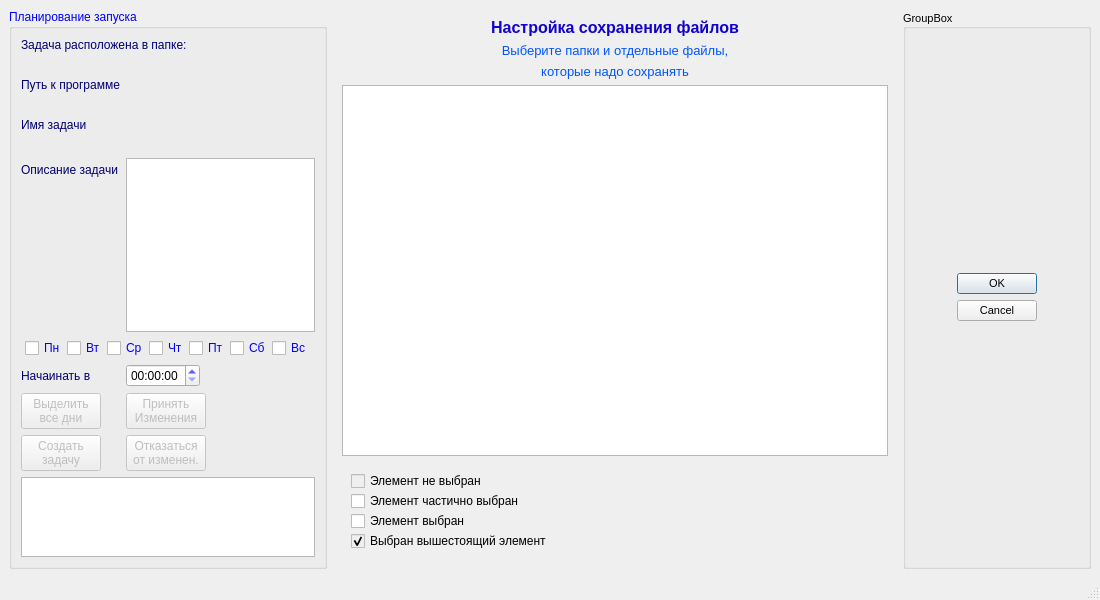
Old version of the form save_setup.ui in the repository LeonidBolshakov/Save.
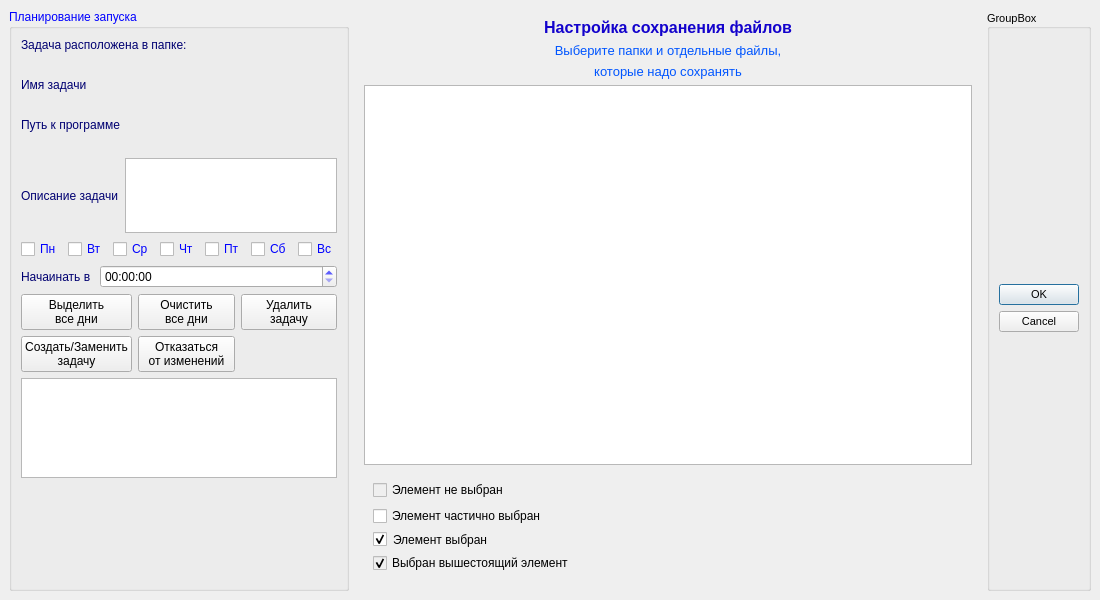
New version of the form.

Commit message: SETUP версия 0

```diff
--- a/save_setup.ui
+++ b/save_setup.ui
@@ -14,9 +14,9 @@
    <string>MainWindow</string>
   </property>
   <widget class="QWidget" name="centralwidget">
-   <layout class="QHBoxLayout" name="horizontalLayout" stretch="1,3,1">
+   <layout class="QHBoxLayout" name="horizontalLayout" stretch="1,3,0">
     <item>
-     <widget class="QGroupBox" name="groupBox">
+     <widget class="QGroupBox" name="groupBoxLeft">
       <property name="maximumSize">
        <size>
         <width>16777215</width>
@@ -66,11 +66,8 @@
       <property name="flat">
        <bool>true</bool>
       </property>
-      <layout class="QFormLayout" name="formLayout">
-       <property name="fieldGrowthPolicy">
-        <enum>QFormLayout::FieldsStayAtSizeHint</enum>
-       </property>
-       <item row="0" column="0" colspan="2">
+      <layout class="QVBoxLayout" name="verticalLayout_4">
+       <item>
         <widget class="QLabel" name="label_6">
          <property name="palette">
           <palette>
@@ -114,7 +111,7 @@
          </property>
         </widget>
        </item>
-       <item row="1" column="0" colspan="2">
+       <item>
         <widget class="QLabel" name="label_task_location">
          <property name="maximumSize">
           <size>
@@ -127,7 +124,58 @@
          </property>
         </widget>
        </item>
-       <item row="2" column="0">
+       <item>
+        <widget class="QLabel" name="label_4">
+         <property name="palette">
+          <palette>
+           <active>
+            <colorrole role="WindowText">
+             <brush brushstyle="SolidPattern">
+              <color alpha="255">
+               <red>0</red>
+               <green>0</green>
+               <blue>113</blue>
+              </color>
+             </brush>
+            </colorrole>
+           </active>
+           <inactive>
+            <colorrole role="WindowText">
+             <brush brushstyle="SolidPattern">
+              <color alpha="255">
+               <red>0</red>
+               <green>0</green>
+               <blue>113</blue>
+              </color>
+             </brush>
+            </colorrole>
+           </inactive>
+           <disabled>
+            <colorrole role="WindowText">
+             <brush brushstyle="SolidPattern">
+              <color alpha="255">
+               <red>120</red>
+               <green>120</green>
+               <blue>120</blue>
+              </color>
+             </brush>
+            </colorrole>
+           </disabled>
+          </palette>
+         </property>
+         <property name="text">
+          <string>Имя задачи</string>
+         </property>
+        </widget>
+       </item>
+       <item>
+        <widget class="QLabel" name="label_task_name">
+         <property name="text">
+          <string/>
+         </property>
+        </widget>
+       </item>
+       <item>
         <widget class="QLabel" name="label_8">
          <property name="palette">
           <palette>
@@ -171,7 +219,7 @@
          </property>
         </widget>
        </item>
-       <item row="3" column="0" colspan="2">
+       <item>
         <widget class="QLabel" name="label_program_path">
          <property name="maximumSize">
           <size>
@@ -185,53 +233,14 @@
          <property name="text">
           <string/>
          </property>
-        </widget>
-       </item>
-       <item row="4" column="0">
-        <widget class="QLabel" name="label_4">
-         <property name="palette">
-          <palette>
-           <active>
-            <colorrole role="WindowText">
-             <brush brushstyle="SolidPattern">
-              <color alpha="255">
-               <red>0</red>
-               <green>0</green>
-               <blue>113</blue>
-              </color>
-             </brush>
-            </colorrole>
-           </active>
-           <inactive>
-            <colorrole role="WindowText">
-             <brush brushstyle="SolidPattern">
-              <color alpha="255">
-               <red>0</red>
-               <green>0</green>
-               <blue>113</blue>
-              </color>
-             </brush>
-            </colorrole>
-           </inactive>
-           <disabled>
-            <colorrole role="WindowText">
-             <brush brushstyle="SolidPattern">
-              <color alpha="255">
-               <red>120</red>
-               <green>120</green>
-               <blue>120</blue>
-              </color>
-             </brush>
-            </colorrole>
-           </disabled>
-          </palette>
+         <property name="wordWrap">
+          <bool>true</bool>
          </property>
-         <property name="text">
-          <string>Имя задачи</string>
-         </property>
         </widget>
        </item>
-       <item row="6" column="0">
+       <item>
+        <layout class="QHBoxLayout" name="horizontalLayout_3">
+         <item>
         <widget class="QLabel" name="label_5">
          <property name="palette">
           <palette>
@@ -275,7 +284,7 @@
          </property>
         </widget>
        </item>
-       <item row="6" column="1">
+         <item>
         <widget class="QPlainTextEdit" name="textEdit_task_description">
          <property name="sizePolicy">
           <sizepolicy hsizetype="Preferred" vsizetype="Preferred">
@@ -283,6 +292,12 @@
            <verstretch>0</verstretch>
           </sizepolicy>
          </property>
+           <property name="maximumSize">
+            <size>
+             <width>16777215</width>
+             <height>75</height>
+            </size>
+           </property>
          <property name="palette">
           <palette>
            <active>
@@ -322,26 +337,10 @@
          </property>
         </widget>
        </item>
-       <item row="7" column="0" colspan="2">
+        </layout>
+       </item>
+       <item>
         <layout class="QHBoxLayout" name="hbox_week_days">
-         <property name="spacing">
-          <number>1</number>
-         </property>
-         <property name="sizeConstraint">
-          <enum>QLayout::SetMinimumSize</enum>
-         </property>
-         <property name="leftMargin">
-          <number>4</number>
-         </property>
-         <property name="topMargin">
-          <number>0</number>
-         </property>
-         <property name="rightMargin">
-          <number>4</number>
-         </property>
-         <property name="bottomMargin">
-          <number>0</number>
-         </property>
          <item>
           <widget class="QCheckBox" name="checkBox_g7_1">
            <property name="sizePolicy">
@@ -441,15 +440,23 @@
            <property name="sizeHint" stdset="0">
             <size>
              <width>80</width>
-             <height>10</height>
+             <height>13</height>
             </size>
            </property>
           </spacer>
          </item>
         </layout>
        </item>
-       <item row="8" column="0">
+       <item>
+        <layout class="QHBoxLayout" name="horizontalLayout_4">
+         <item>
         <widget class="QLabel" name="label_11">
+           <property name="sizePolicy">
+            <sizepolicy hsizetype="Fixed" vsizetype="Preferred">
+             <horstretch>0</horstretch>
+             <verstretch>0</verstretch>
+            </sizepolicy>
+           </property>
          <property name="palette">
           <palette>
            <active>
@@ -492,7 +499,7 @@
          </property>
         </widget>
        </item>
-       <item row="8" column="1">
+         <item>
         <widget class="QTimeEdit" name="timeEdit_task_start_in">
          <property name="palette">
           <palette>
@@ -533,10 +540,14 @@
          </property>
         </widget>
        </item>
-       <item row="9" column="0">
+        </layout>
+       </item>
+       <item>
+        <layout class="QGridLayout" name="gridLayout">
+         <item row="0" column="0">
         <widget class="QPushButton" name="btn_select_all_day">
          <property name="enabled">
-          <bool>false</bool>
+            <bool>true</bool>
          </property>
          <property name="autoFillBackground">
           <bool>false</bool>
@@ -545,52 +556,77 @@
           <string>Выделить
 все дни</string>
          </property>
-        </widget>
-       </item>
-       <item row="9" column="1">
-        <widget class="QPushButton" name="btn_accept_changes">
+           <property name="checkable">
+            <bool>false</bool>
+           </property>
+           <property name="checked">
+            <bool>false</bool>
+           </property>
+           <property name="autoDefault">
+            <bool>false</bool>
+           </property>
+           <property name="default">
+            <bool>false</bool>
+           </property>
+          </widget>
+         </item>
+         <item row="0" column="1">
+          <widget class="QPushButton" name="btn_clean_all_day">
          <property name="enabled">
-          <bool>false</bool>
+            <bool>true</bool>
          </property>
          <property name="text">
-          <string>Принять
-Изменения</string>
+            <string>Очистить
+все дни</string>
          </property>
          <property name="autoDefault">
-          <bool>true</bool>
+            <bool>false</bool>
          </property>
          <property name="default">
-          <bool>true</bool>
+            <bool>false</bool>
          </property>
          <property name="flat">
           <bool>false</bool>
          </property>
         </widget>
        </item>
-       <item row="10" column="0">
+         <item row="0" column="2">
+          <widget class="QPushButton" name="btn_delete_task">
+           <property name="enabled">
+            <bool>true</bool>
+           </property>
+           <property name="text">
+            <string>Удалить
+задачу</string>
+           </property>
+          </widget>
+         </item>
+         <item row="1" column="0">
         <widget class="QPushButton" name="btn_create_task">
          <property name="enabled">
-          <bool>false</bool>
+            <bool>true</bool>
          </property>
          <property name="text">
-          <string>Создать
+            <string>Создать/Заменить
 задачу</string>
          </property>
         </widget>
        </item>
-       <item row="10" column="1">
+         <item row="1" column="1">
         <widget class="QPushButton" name="btn_reject_changes">
          <property name="enabled">
-          <bool>false</bool>
+            <bool>true</bool>
          </property>
          <property name="text">
           <string>Отказаться
-от изменен.</string>
+от изменений</string>
          </property>
         </widget>
        </item>
-       <item row="11" column="0" colspan="2">
-        <widget class="QTextBrowser" name="txtError">
+        </layout>
+       </item>
+       <item>
+        <widget class="QTextEdit" name="textEdit_Error">
          <property name="sizePolicy">
           <sizepolicy hsizetype="Preferred" vsizetype="Minimum">
            <horstretch>0</horstretch>
@@ -600,7 +636,7 @@
          <property name="maximumSize">
           <size>
            <width>16777215</width>
-           <height>80</height>
+           <height>100</height>
           </size>
          </property>
          <property name="palette">
@@ -640,21 +676,36 @@
            </disabled>
           </palette>
          </property>
+         <property name="font">
+          <font>
+           <weight>75</weight>
+           <bold>true</bold>
+          </font>
+         </property>
+         <property name="readOnly">
+          <bool>true</bool>
+         </property>
         </widget>
        </item>
-       <item row="5" column="0">
-        <widget class="QLabel" name="label__task_name">
-         <property name="text">
-          <string/>
+       <item>
+        <spacer name="verticalSpacer">
+         <property name="orientation">
+          <enum>Qt::Vertical</enum>
          </property>
-        </widget>
+         <property name="sizeHint" stdset="0">
+          <size>
+           <width>20</width>
+           <height>40</height>
+          </size>
+         </property>
+        </spacer>
        </item>
       </layout>
      </widget>
     </item>
     <item>
      <widget class="QWidget" name="widget" native="true">
-      <layout class="QVBoxLayout" name="verticalLayout_2" stretch="0,0,0,1,0">
+      <layout class="QVBoxLayout" name="verticalLayout_2">
        <item>
         <widget class="QLabel" name="label">
          <property name="sizePolicy">
@@ -900,10 +951,7 @@
            <verstretch>0</verstretch>
           </sizepolicy>
          </property>
-         <layout class="QVBoxLayout" name="verticalLayout_4">
-          <property name="spacing">
-           <number>0</number>
-          </property>
+         <layout class="QVBoxLayout" name="verticalLayout">
           <item>
            <widget class="QCheckBox" name="checkBox_no_select">
             <property name="enabled">
@@ -952,6 +1000,9 @@
             <property name="checked">
              <bool>false</bool>
             </property>
+            <property name="tristate">
+             <bool>true</bool>
+            </property>
             <attribute name="buttonGroup">
              <string notr="true">buttonGroup_2</string>
             </attribute>
@@ -966,7 +1017,12 @@
              <enum>Qt::NoFocus</enum>
             </property>
             <property name="styleSheet">
-             <string notr="true">color: black;</string>
+             <string notr="true">QCheckBox:disabled {
+    color: black;
+}
+QCheckBox::indicator:disabled {
+    background: white;
+}</string>
             </property>
             <property name="text">
              <string>Элемент выбран</string>
@@ -975,7 +1031,7 @@
              <bool>true</bool>
             </property>
             <property name="checked">
-             <bool>false</bool>
+             <bool>true</bool>
             </property>
             <attribute name="buttonGroup">
              <string notr="true">buttonGroup_2</string>
@@ -996,11 +1052,14 @@
             <property name="text">
              <string>Выбран вышестоящий элемент</string>
             </property>
+            <property name="checkable">
+             <bool>true</bool>
+            </property>
             <property name="checked">
              <bool>true</bool>
             </property>
             <property name="tristate">
-             <bool>true</bool>
+             <bool>false</bool>
             </property>
             <attribute name="buttonGroup">
              <string notr="true">buttonGroup_2</string>
@@ -1035,7 +1094,7 @@
       <property name="flat">
        <bool>true</bool>
       </property>
-      <layout class="QHBoxLayout" name="horizontalLayout_3">
+      <layout class="QVBoxLayout" name="verticalLayout_3">
        <item>
         <widget class="QDialogButtonBox" name="buttonBox">
          <property name="sizePolicy">
@@ -1057,21 +1116,14 @@
     </item>
    </layout>
   </widget>
-  <widget class="QMenuBar" name="menubar">
-   <property name="geometry">
-    <rect>
-     <x>0</x>
-     <y>0</y>
-     <width>1100</width>
-     <height>18</height>
-    </rect>
-   </property>
-  </widget>
-  <widget class="QStatusBar" name="statusbar"/>
  </widget>
  <resources/>
  <connections/>
  <buttongroups>
-  <buttongroup name="buttonGroup_2"/>
+  <buttongroup name="buttonGroup_2">
+   <property name="exclusive">
+    <bool>false</bool>
+   </property>
+  </buttongroup>
  </buttongroups>
 </ui>
```
Lines whose indentation alone changed are shown as unchanged. The commit also changes 10 other files.
